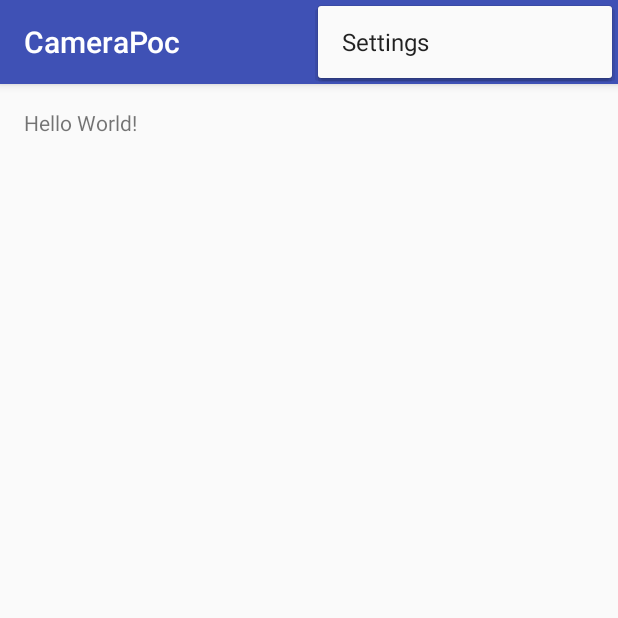
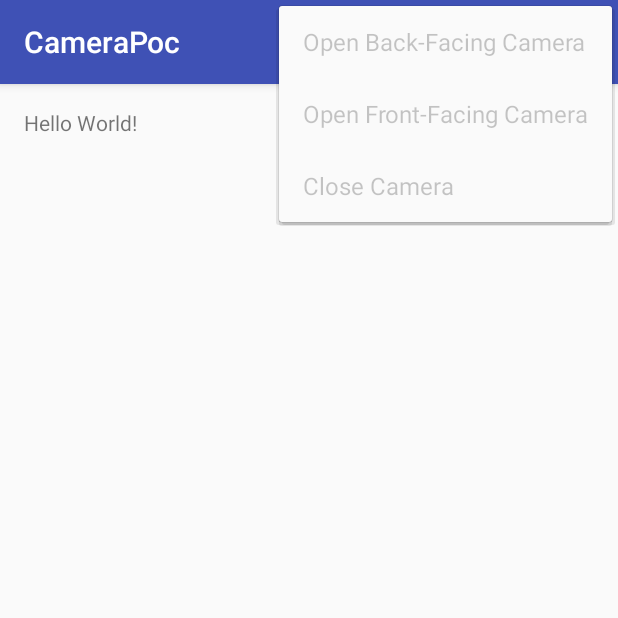
Before and after one commit to akmalazlanjamal/camerapoc, an Android app: the screen it shows after launch (MainActivity), with the options menu open, on a phone screen of 412 x 824 dp, the top half of it. Run offline under Robolectric (Android 15) with nearby library versions, the phone set to English and light mode, and no system bars.

Commit message:
Implement access camera.

```diff
--- a/app/src/main/AndroidManifest.xml
+++ b/app/src/main/AndroidManifest.xml
@@ -1,6 +1,8 @@
 <?xml version="1.0" encoding="utf-8"?>
 <manifest xmlns:android="http://schemas.android.com/apk/res/android"
     package="com.akmal5labs.camerapoc">
+
+    <uses-permission android:name="android.permission.CAMERA" />
 
     <application
         android:allowBackup="true"
--- a/app/src/main/java/com/akmal5labs/camerapoc/MainActivity.java
+++ b/app/src/main/java/com/akmal5labs/camerapoc/MainActivity.java
@@ -1,32 +1,87 @@
 package com.akmal5labs.camerapoc;
 
+import android.content.pm.PackageManager;
+import android.hardware.Camera;
 import android.os.Bundle;
 import android.support.design.widget.FloatingActionButton;
 import android.support.design.widget.Snackbar;
+import android.support.v7.app.AlertDialog;
 import android.support.v7.app.AppCompatActivity;
 import android.support.v7.widget.Toolbar;
+import android.util.Log;
 import android.view.View;
 import android.view.Menu;
 import android.view.MenuItem;
+import android.widget.Toast;
 
 public class MainActivity extends AppCompatActivity {
 
+    final String LOG_TAG = "Camera Direct Access";
+    final String SELECTED_CAMERA_ID_KEY = "selectedCameraId";
+    final int CAMERA_ID_NOT_SET = -1;
+
+    int frontFacingCameraId = CAMERA_ID_NOT_SET;
+    int backFacingCameraId = CAMERA_ID_NOT_SET;
+
+    boolean hasCamera = false;
+    boolean hasFrontCamera = false;
+
+    int selectedCameraId = CAMERA_ID_NOT_SET;
+    Camera selectedCamera;
     @Override
     protected void onCreate(Bundle savedInstanceState) {
         super.onCreate(savedInstanceState);
         setContentView(R.layout.activity_main);
         Toolbar toolbar = (Toolbar) findViewById(R.id.toolbar);
         setSupportActionBar(toolbar);
+
+        PackageManager pm = getPackageManager();
+        hasCamera = pm.hasSystemFeature(PackageManager.FEATURE_CAMERA);
+        hasFrontCamera = pm.hasSystemFeature(PackageManager.FEATURE_CAMERA_FRONT);
+
+        if (!hasCamera) {
+            showNoCameraDialog();
+        }
+
+        if (savedInstanceState != null) {
+            selectedCameraId = savedInstanceState.getInt(SELECTED_CAMERA_ID_KEY, CAMERA_ID_NOT_SET);
+        }
+    }
+
+    @Override
+    protected void onSaveInstanceState(Bundle outState) {
+        super.onSaveInstanceState(outState);
+
+        outState.putInt(SELECTED_CAMERA_ID_KEY, selectedCameraId);
     }
 
     @Override
     public boolean onCreateOptionsMenu(Menu menu) {
         // Inflate the menu; this adds items to the action bar if it is present.
         getMenuInflater().inflate(R.menu.menu_main, menu);
+
+        if (!hasCamera) {
+            disableCameraMenuItems(menu);
+        } else if (!hasFrontCamera) {
+            disableFrontCameraMenuItems(menu);
+        }
         return true;
     }
 
     @Override
+    protected void onPause() {
+        super.onPause();
+
+        releaseSelectedCamera();
+    }
+
+    @Override
+    protected void onResume() {
+        super.onResume();
+        openSelectedCamera();
+    }
+
+    /*@Override
     public boolean onOptionsItemSelected(MenuItem item) {
         // Handle action bar item clicks here. The action bar will
         // automatically handle clicks on the Home/Up button, so long
@@ -39,5 +94,113 @@ public class MainActivity extends AppCompatActivity {
         }
 
         return super.onOptionsItemSelected(item);
+    }*/
+
+    public void onMenuOpenBackCamera(MenuItem item) {
+        logMenuChoice(item);
+
+        selectedCameraId = getBackFacingCameraId();
+        openSelectedCamera();
+    }
+
+    public void onMenuOpenFrontCamera(MenuItem item) {
+        logMenuChoice(item);
+
+        selectedCameraId = getFrontFacingCameraId();
+        openSelectedCamera();
+    }
+
+    public void onMenuCloseCamera(MenuItem item) {
+        logMenuChoice(item);
+
+        releaseSelectedCamera();
+        selectedCameraId = CAMERA_ID_NOT_SET;
+    }
+
+    public void onExit(MenuItem item) {
+        logMenuChoice(item);
+
+        releaseSelectedCamera();
+
+        finish();
+    }
+
+    private void logMenuChoice(MenuItem item) {
+        CharSequence menuTitle = item.getTitle();
+        Log.d(LOG_TAG, "Menu item selected:" + menuTitle);
+    }
+
+    private void showNoCameraDialog() {
+        AlertDialog.Builder builder = new AlertDialog.Builder(this);
+        builder.setTitle("No Camera");
+        builder.setMessage("Device does not have required camera support. Some features will not be available");
+        builder.setPositiveButton("Continue", null);
+        AlertDialog dialog = builder.create();
+        dialog.setCanceledOnTouchOutside(false);
+        dialog.show();
+    }
+
+    private void disableCameraMenuItems(Menu menu) {
+        menu.findItem(R.id.menuOpenBackCamera).setEnabled(false);
+        menu.findItem(R.id.menuOpenFrontCamera).setEnabled(false);
+        menu.findItem(R.id.menuCloseCamera).setEnabled(false);
+    }
+
+    private void disableFrontCameraMenuItems(Menu menu) {
+        menu.findItem(R.id.menuOpenFrontCamera).setEnabled(false);
+    }
+
+    int getFacingCameraId(int facing) {
+        int cameraId = CAMERA_ID_NOT_SET;
+
+        int nCameras = Camera.getNumberOfCameras();
+        Camera.CameraInfo cameraInfo = new Camera.CameraInfo();
+
+        for (int cameraInfoId = 0; cameraInfoId < nCameras; cameraInfoId++) {
+            Camera.getCameraInfo(cameraInfoId, cameraInfo);
+            if (cameraInfo.facing == facing) {
+                cameraId = cameraInfoId;
+                break;
+            }
+        }
+        return cameraId;
+    }
+
+    void releaseSelectedCamera() {
+        if (selectedCamera != null) {
+            selectedCamera.release();
+            selectedCamera = null;
+        }
+    }
+
+    int getFrontFacingCameraId() {
+        if (frontFacingCameraId == CAMERA_ID_NOT_SET) {
+            frontFacingCameraId = getFacingCameraId(Camera.CameraInfo.CAMERA_FACING_FRONT);
+        }
+        return frontFacingCameraId;
+    }
+
+    int getBackFacingCameraId() {
+        if (backFacingCameraId == CAMERA_ID_NOT_SET) {
+            backFacingCameraId = getFacingCameraId(Camera.CameraInfo.CAMERA_FACING_BACK);
+        }
+        return backFacingCameraId;
+    }
+
+    void openSelectedCamera() {
+        String message;
+
+        releaseSelectedCamera();
+        if (selectedCameraId != CAMERA_ID_NOT_SET) {
+            try {
+                selectedCamera = Camera.open(selectedCameraId);
+                message = String.format("Opened Camera ID: %d", selectedCameraId);
+            } catch (Exception ex) {
+                message = "Unable to open Camera: " + ex.getMessage();
+                Log.e(LOG_TAG, message);
+            }
+            Toast.makeText(this, message, Toast.LENGTH_SHORT).show();
+        }
+
     }
 }
--- a/app/src/main/res/menu/menu_main.xml
+++ b/app/src/main/res/menu/menu_main.xml
@@ -3,8 +3,20 @@
     xmlns:tools="http://schemas.android.com/tools"
     tools:context="com.akmal5labs.camerapoc.MainActivity">
     <item
-        android:id="@+id/action_settings"
-        android:orderInCategory="100"
-        android:title="@string/action_settings"
-        app:showAsAction="never" />
+        android:id="@+id/menuOpenBackCamera"
+        android:title="Open Back-Facing Camera"
+        android:onClick="onMenuOpenBackCamera" />
+    <item android:id="@+id/menuOpenFrontCamera"
+        android:title="Open Front-Facing Camera"
+        android:onClick="onMenuOpenFrontCamera"
+        />
+    <item android:id="@+id/menuCloseCamera"
+        android:title="Close Camera"
+        android:onClick="onMenuCloseCamera"
+        />
+    <item android:id="@+id/menuExit"
+        app:showAsAction="always"
+        android:title="Exit"
+        android:onClick="onExit"
+        android:icon="@android:drawable/ic_lock_power_off"/>
 </menu>
```
